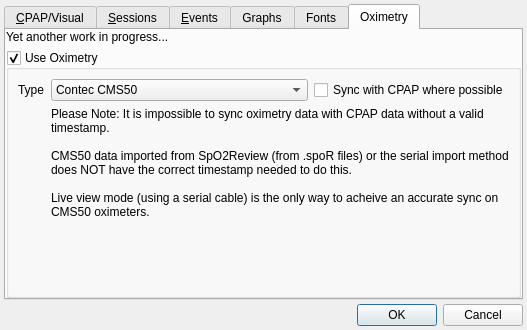
First picture: the form in preferencesdialog.ui, repository sbonaime/sleepyhead-code., before the edit.
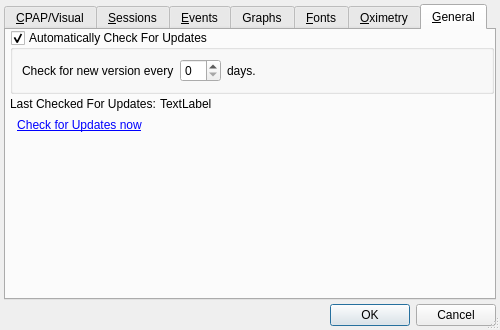
Second picture: the form after the edit.

Commit message: Compiler Warning cleanup. Preference Name cleanup (Sorry, reset your fonts), and some Auto Update STUB code (new preferences tab and test logic)

The edit to the form file:
```diff
--- a/preferencesdialog.ui
+++ b/preferencesdialog.ui
@@ -9,15 +9,24 @@
    <rect>
     <x>0</x>
     <y>0</y>
-    <width>527</width>
+    <width>500</width>
     <height>330</height>
    </rect>
   </property>
+  <property name="maximumSize">
+   <size>
+    <width>640</width>
+    <height>16777215</height>
+   </size>
+  </property>
   <property name="windowTitle">
    <string>Preferences</string>
   </property>
   <property name="sizeGripEnabled">
-   <bool>false</bool>
+   <bool>true</bool>
+  </property>
+  <property name="modal">
+   <bool>true</bool>
   </property>
   <layout class="QVBoxLayout" name="verticalLayout">
    <property name="spacing">
@@ -29,7 +38,7 @@
    <item>
     <widget class="QTabWidget" name="tabWidget">
      <property name="currentIndex">
-      <number>5</number>
+      <number>6</number>
      </property>
      <widget class="QWidget" name="visualTab">
       <attribute name="title">
@@ -509,7 +518,7 @@
      </widget>
      <widget class="QWidget" name="fontsTab">
       <attribute name="title">
-       <string>Fonts</string>
+       <string>&amp;Fonts</string>
       </attribute>
       <layout class="QVBoxLayout" name="verticalLayout_5">
        <item>
@@ -810,19 +819,9 @@
      </widget>
      <widget class="QWidget" name="oximetryTab">
       <attribute name="title">
-       <string>Oximetry</string>
+       <string>&amp;Oximetry</string>
       </attribute>
       <layout class="QVBoxLayout" name="verticalLayout_6">
-       <property name="margin">
-        <number>0</number>
-       </property>
-       <item>
-        <widget class="QLabel" name="label_21">
-         <property name="text">
-          <string>Yet another work in progress...</string>
-         </property>
-        </widget>
-       </item>
        <item>
         <widget class="QGroupBox" name="oximetryGroupBox">
          <property name="title">
@@ -831,8 +830,8 @@
          <property name="checkable">
           <bool>true</bool>
          </property>
-         <layout class="QFormLayout" name="formLayout">
-          <item row="1" column="0">
+         <layout class="QGridLayout" name="gridLayout_2">
+          <item row="0" column="0">
            <widget class="QLabel" name="label_20">
             <property name="sizePolicy">
              <sizepolicy hsizetype="Fixed" vsizetype="Preferred">
@@ -845,60 +844,149 @@
             </property>
            </widget>
           </item>
+          <item row="0" column="2">
+           <spacer name="horizontalSpacer_4">
+            <property name="orientation">
+             <enum>Qt::Horizontal</enum>
+            </property>
+            <property name="sizeHint" stdset="0">
+             <size>
+              <width>40</width>
+              <height>20</height>
+             </size>
+            </property>
+           </spacer>
+          </item>
+          <item row="0" column="1">
+           <widget class="QComboBox" name="oximetryType">
+            <property name="sizePolicy">
+             <sizepolicy hsizetype="Minimum" vsizetype="Fixed">
+              <horstretch>0</horstretch>
+              <verstretch>0</verstretch>
+             </sizepolicy>
+            </property>
+            <item>
+             <property name="text">
+              <string>Contec CMS50</string>
+             </property>
+            </item>
+            <item>
+             <property name="text">
+              <string>Overpriced ResMed S9 Oximeter</string>
+             </property>
+            </item>
+           </widget>
+          </item>
           <item row="1" column="1">
-           <layout class="QHBoxLayout" name="horizontalLayout_7">
-            <item>
-             <widget class="QComboBox" name="oximetryType">
-              <item>
-               <property name="text">
-                <string>Contec CMS50</string>
-               </property>
-              </item>
-              <item>
-               <property name="text">
-                <string>Overpriced ResMed S9 Oximeter</string>
-               </property>
-              </item>
-             </widget>
-            </item>
-            <item>
-             <widget class="QCheckBox" name="oximetrySync">
-              <property name="sizePolicy">
-               <sizepolicy hsizetype="Fixed" vsizetype="Fixed">
-                <horstretch>0</horstretch>
-                <verstretch>0</verstretch>
-               </sizepolicy>
-              </property>
-              <property name="text">
-               <string>Sync with CPAP where possible</string>
-              </property>
-             </widget>
-            </item>
-           </layout>
+           <widget class="QCheckBox" name="oximetrySync">
+            <property name="sizePolicy">
+             <sizepolicy hsizetype="Fixed" vsizetype="Fixed">
+              <horstretch>0</horstretch>
+              <verstretch>0</verstretch>
+             </sizepolicy>
+            </property>
+            <property name="text">
+             <string>Sync with CPAP where possible</string>
+            </property>
+           </widget>
           </item>
-          <item row="3" column="1">
-           <widget class="QLabel" name="oximetryMessage">
+         </layout>
+        </widget>
+       </item>
+       <item>
+        <widget class="QTextBrowser" name="textBrowser">
+         <property name="html">
+          <string>&lt;!DOCTYPE HTML PUBLIC &quot;-//W3C//DTD HTML 4.0//EN&quot; &quot;http://www.w3.org/TR/REC-html40/strict.dtd&quot;&gt;
+&lt;html&gt;&lt;head&gt;&lt;meta name=&quot;qrichtext&quot; content=&quot;1&quot; /&gt;&lt;style type=&quot;text/css&quot;&gt;
+p, li { white-space: pre-wrap; }
+&lt;/style&gt;&lt;/head&gt;&lt;body style=&quot; font-family:'Sans'; font-size:10pt; font-weight:400; font-style:normal;&quot;&gt;
+&lt;p style=&quot; margin-top:0px; margin-bottom:0px; margin-left:0px; margin-right:0px; -qt-block-indent:0; text-indent:0px;&quot;&gt;Please Note:&lt;span style=&quot; font-style:italic;&quot;&gt; It is impossible to sync oximetry data with CPAP data without a valid timestamp.&lt;/span&gt;&lt;/p&gt;
+&lt;p align=&quot;justify&quot; style=&quot;-qt-paragraph-type:empty; margin-top:0px; margin-bottom:0px; margin-left:0px; margin-right:0px; -qt-block-indent:0; text-indent:0px;&quot;&gt;&lt;/p&gt;
+&lt;p align=&quot;justify&quot; style=&quot; margin-top:0px; margin-bottom:0px; margin-left:0px; margin-right:0px; -qt-block-indent:0; text-indent:0px;&quot;&gt;CMS50 data imported from SpO2Review (from .spoR files) or the serial import method does &lt;span style=&quot; font-weight:600; text-decoration: underline;&quot;&gt;not&lt;/span&gt; have the correct timestamp needed to do this.&lt;/p&gt;
+&lt;p align=&quot;justify&quot; style=&quot;-qt-paragraph-type:empty; margin-top:0px; margin-bottom:0px; margin-left:0px; margin-right:0px; -qt-block-indent:0; text-indent:0px;&quot;&gt;&lt;/p&gt;
+&lt;p align=&quot;justify&quot; style=&quot; margin-top:0px; margin-bottom:0px; margin-left:0px; margin-right:0px; -qt-block-indent:0; text-indent:0px;&quot;&gt;Live view mode (using a serial cable) is the only way to acheive an accurate sync on CMS50 oximeters.&lt;/p&gt;&lt;/body&gt;&lt;/html&gt;</string>
+         </property>
+        </widget>
+       </item>
+      </layout>
+     </widget>
+     <widget class="QWidget" name="tab">
+      <attribute name="title">
+       <string>&amp;General</string>
+      </attribute>
+      <layout class="QVBoxLayout" name="verticalLayout_7">
+       <property name="spacing">
+        <number>0</number>
+       </property>
+       <property name="leftMargin">
+        <number>4</number>
+       </property>
+       <property name="topMargin">
+        <number>0</number>
+       </property>
+       <property name="rightMargin">
+        <number>0</number>
+       </property>
+       <property name="bottomMargin">
+        <number>0</number>
+       </property>
+       <item>
+        <widget class="QGroupBox" name="automaticallyCheckUpdates">
+         <property name="sizePolicy">
+          <sizepolicy hsizetype="MinimumExpanding" vsizetype="Preferred">
+           <horstretch>0</horstretch>
+           <verstretch>0</verstretch>
+          </sizepolicy>
+         </property>
+         <property name="title">
+          <string>Automatically Check For Updates</string>
+         </property>
+         <property name="checkable">
+          <bool>true</bool>
+         </property>
+         <layout class="QHBoxLayout" name="horizontalLayout_7">
+          <item>
+           <widget class="QLabel" name="label_22">
+            <property name="sizePolicy">
+             <sizepolicy hsizetype="Fixed" vsizetype="Preferred">
+              <horstretch>0</horstretch>
+              <verstretch>0</verstretch>
+             </sizepolicy>
+            </property>
             <property name="text">
-             <string>Please Note: It is impossible to sync oximetry data with CPAP data without a valid timestamp.
-
-CMS50 data imported from SpO2Review (from .spoR files) or the serial import method does NOT have the correct timestamp needed to do this.
-
-Live view mode (using a serial cable) is the only way to acheive an accurate sync on CMS50 oximeters.</string>
+             <string>Check for new version every</string>
             </property>
-            <property name="wordWrap">
-             <bool>true</bool>
+           </widget>
+          </item>
+          <item>
+           <widget class="QSpinBox" name="updateCheckEvery">
+            <property name="maximum">
+             <number>90</number>
             </property>
            </widget>
           </item>
-          <item row="4" column="1">
-           <spacer name="verticalSpacer_3">
+          <item>
+           <widget class="QLabel" name="label_23">
+            <property name="sizePolicy">
+             <sizepolicy hsizetype="Fixed" vsizetype="Preferred">
+              <horstretch>0</horstretch>
+              <verstretch>0</verstretch>
+             </sizepolicy>
+            </property>
+            <property name="text">
+             <string>days.</string>
+            </property>
+           </widget>
+          </item>
+          <item>
+           <spacer name="horizontalSpacer_2">
             <property name="orientation">
-             <enum>Qt::Vertical</enum>
+             <enum>Qt::Horizontal</enum>
             </property>
             <property name="sizeHint" stdset="0">
              <size>
-              <width>452</width>
-              <height>36</height>
+              <width>40</width>
+              <height>20</height>
              </size>
             </property>
            </spacer>
@@ -906,6 +994,120 @@
          </layout>
         </widget>
        </item>
+       <item>
+        <layout class="QHBoxLayout" name="horizontalLayout_8">
+         <item>
+          <widget class="QLabel" name="label_21">
+           <property name="sizePolicy">
+            <sizepolicy hsizetype="Fixed" vsizetype="Preferred">
+             <horstretch>0</horstretch>
+             <verstretch>0</verstretch>
+            </sizepolicy>
+           </property>
+           <property name="text">
+            <string>Last Checked For Updates: </string>
+           </property>
+          </widget>
+         </item>
+         <item>
+          <widget class="QLabel" name="updateLastChecked">
+           <property name="sizePolicy">
+            <sizepolicy hsizetype="Fixed" vsizetype="Preferred">
+             <horstretch>0</horstretch>
+             <verstretch>0</verstretch>
+            </sizepolicy>
+           </property>
+           <property name="text">
+            <string>TextLabel</string>
+           </property>
+          </widget>
+         </item>
+         <item>
+          <spacer name="horizontalSpacer_3">
+           <property name="orientation">
+            <enum>Qt::Horizontal</enum>
+           </property>
+           <property name="sizeHint" stdset="0">
+            <size>
+             <width>40</width>
+             <height>20</height>
+            </size>
+           </property>
+          </spacer>
+         </item>
+        </layout>
+       </item>
+       <item>
+        <widget class="QToolButton" name="checkForUpdatesButton">
+         <property name="palette">
+          <palette>
+           <active>
+            <colorrole role="ButtonText">
+             <brush brushstyle="SolidPattern">
+              <color alpha="255">
+               <red>0</red>
+               <green>0</green>
+               <blue>255</blue>
+              </color>
+             </brush>
+            </colorrole>
+           </active>
+           <inactive>
+            <colorrole role="ButtonText">
+             <brush brushstyle="SolidPattern">
+              <color alpha="255">
+               <red>0</red>
+               <green>0</green>
+               <blue>255</blue>
+              </color>
+             </brush>
+            </colorrole>
+           </inactive>
+           <disabled>
+            <colorrole role="ButtonText">
+             <brush brushstyle="SolidPattern">
+              <color alpha="255">
+               <red>118</red>
+               <green>118</green>
+               <blue>117</blue>
+              </color>
+             </brush>
+            </colorrole>
+           </disabled>
+          </palette>
+         </property>
+         <property name="font">
+          <font>
+           <weight>50</weight>
+           <italic>false</italic>
+           <bold>false</bold>
+           <underline>true</underline>
+          </font>
+         </property>
+         <property name="text">
+          <string>&amp;Check for Updates now</string>
+         </property>
+         <property name="toolButtonStyle">
+          <enum>Qt::ToolButtonTextOnly</enum>
+         </property>
+         <property name="autoRaise">
+          <bool>true</bool>
+         </property>
+        </widget>
+       </item>
+       <item>
+        <spacer name="verticalSpacer_3">
+         <property name="orientation">
+          <enum>Qt::Vertical</enum>
+         </property>
+         <property name="sizeHint" stdset="0">
+          <size>
+           <width>20</width>
+           <height>40</height>
+          </size>
+         </property>
+        </spacer>
+       </item>
       </layout>
      </widget>
     </widget>
```
Left out of the diff: 164 changed lines with no effect on the pictures. The commit also changes 20 other files.
